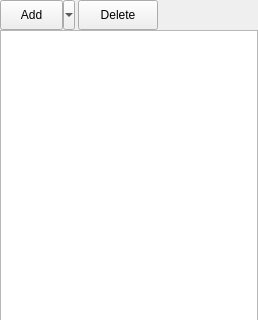
Qt form src/widgets/sceneheirarchywidget.ui (jahshaka/Studio) before a commit; both pictures show x 0 to 258 and y 0 to 320 of the 258 by 741 pixel window.
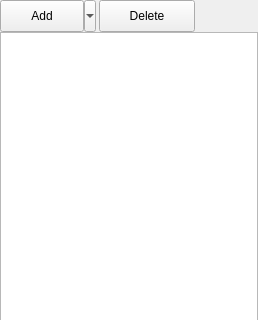
The same form after that commit. Icons and pictures are not drawn.

Diff of the .ui file:
```diff
--- a/src/widgets/sceneheirarchywidget.ui
+++ b/src/widgets/sceneheirarchywidget.ui
@@ -34,7 +34,7 @@
      <property name="minimumSize">
       <size>
        <width>0</width>
-       <height>30</height>
+       <height>32</height>
       </size>
      </property>
      <property name="styleSheet">
@@ -60,10 +60,16 @@
       </property>
       <item>
        <widget class="QToolButton" name="addBtn">
+        <property name="sizePolicy">
+         <sizepolicy hsizetype="Preferred" vsizetype="Preferred">
+          <horstretch>0</horstretch>
+          <verstretch>0</verstretch>
+         </sizepolicy>
+        </property>
         <property name="minimumSize">
          <size>
-          <width>75</width>
-          <height>30</height>
+          <width>96</width>
+          <height>0</height>
          </size>
         </property>
         <property name="text">
@@ -86,10 +92,16 @@
       </item>
       <item>
        <widget class="QPushButton" name="deleteBtn">
+        <property name="sizePolicy">
+         <sizepolicy hsizetype="Preferred" vsizetype="Preferred">
+          <horstretch>0</horstretch>
+          <verstretch>0</verstretch>
+         </sizepolicy>
+        </property>
         <property name="minimumSize">
          <size>
-          <width>75</width>
-          <height>30</height>
+          <width>96</width>
+          <height>0</height>
          </size>
         </property>
         <property name="text">
```
